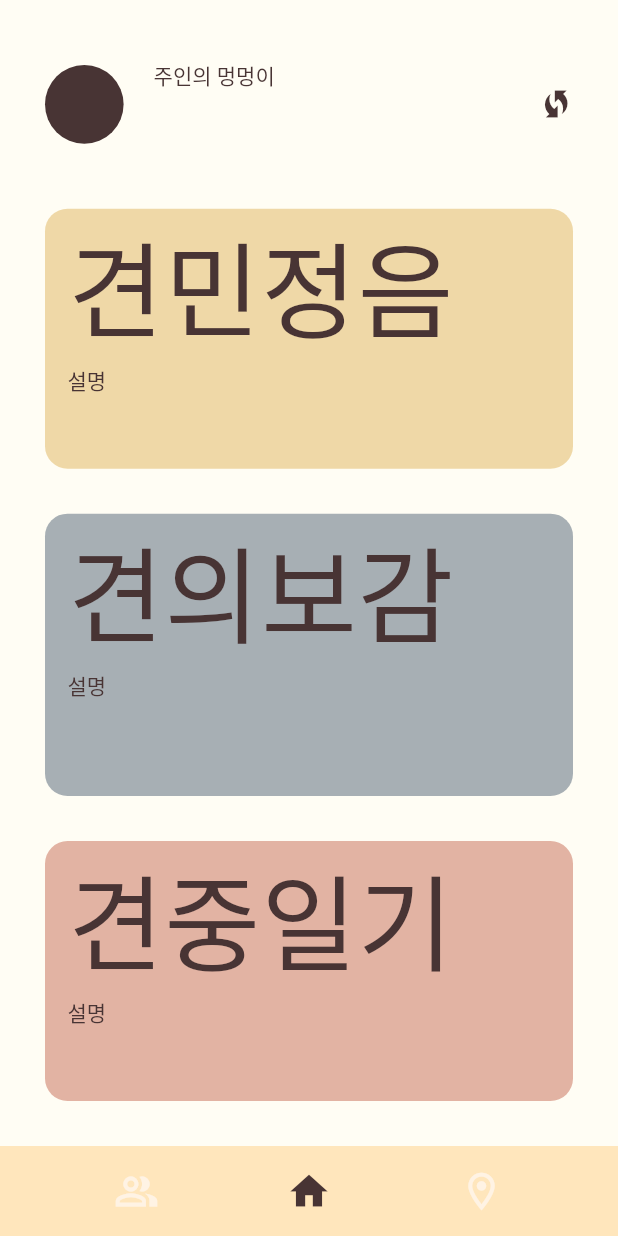
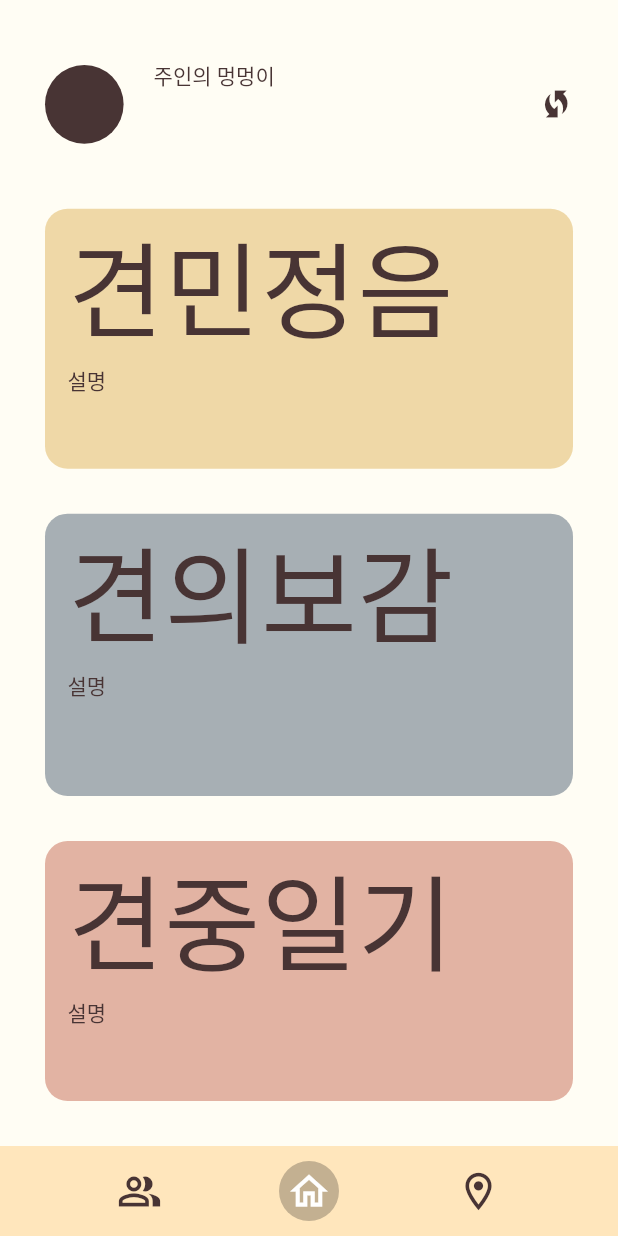
Before and after one commit to TIONBARY/GSSL, a Flutter app: the MainPage screen opened directly, on a phone screen of 412 x 824 dp. Run offline on Flutter 3.47's test engine with Material 2 defaults, Android fonts, the phone set to English and light mode, and no system bars; our stand-ins replace flutter_dotenv, flutter_svg, geolocator, image_picker, permission_handler, webview_flutter; missing offline and left inert: kakaomap_webview; Roboto replaces fonts that are missing (Daehan).

Commit message:
:lipstick: 앱하단바 버튼 수정

```diff
--- a/FrontEnd/lib/components/bottomNavBar.dart
+++ b/FrontEnd/lib/components/bottomNavBar.dart
@@ -11,11 +11,17 @@ import 'package:GSSL/pages/community_page.dart';
 class bottomNavBar extends StatelessWidget {
   const bottomNavBar(
       {Key? key,
+        required this.back_com,
+        required this.back_home,
+        required this.back_loc,
         required this.icon_color_com,
         required this.icon_color_home,
         required this.icon_color_loc,
       }) : super(key: key);
 
+  final back_com;
+  final back_home;
+  final back_loc;
   final icon_color_com;
   final icon_color_home;
   final icon_color_loc;
@@ -29,7 +35,11 @@ class bottomNavBar extends StatelessWidget {
         child: Row(
           mainAxisAlignment: MainAxisAlignment.spaceEvenly,
           children: [
-            IconButton(
+            CircleAvatar(
+              backgroundColor: back_com,
+              radius: 20,
+              child: IconButton(
+                padding: EdgeInsets.zero,
                 icon: Icon(
                   Icons.people_alt_outlined,
                   size: 30,
@@ -42,9 +52,14 @@ class bottomNavBar extends StatelessWidget {
                   );
                 },
               ),
-            IconButton(
+            ),
+            CircleAvatar(
+              backgroundColor: back_home,
+              radius: 20,
+              child: IconButton(
+                padding: EdgeInsets.zero,
                 icon: Icon(
-                Icons.home,
+                  Icons.home_outlined,
                   size: 30,
                   color: icon_color_home, // btnColor,
                 ),
@@ -55,7 +70,12 @@ class bottomNavBar extends StatelessWidget {
                   );
                 },
               ),
-            IconButton(
+            ),
+            CircleAvatar(
+              backgroundColor: back_loc,
+              radius: 20,
+              child: IconButton(
+                padding: EdgeInsets.zero,
                 icon: Icon(
                   Icons.location_on_outlined,
                   size: 30,
@@ -73,6 +93,7 @@ class bottomNavBar extends StatelessWidget {
                   );
                 },
               ),
+            ),
           ],
         ),
       ),
--- a/FrontEnd/lib/pages/main_page.dart
+++ b/FrontEnd/lib/pages/main_page.dart
@@ -76,9 +76,12 @@ class _MainPageState extends State<MainPage> {
         ),
       ),
       bottomNavigationBar: bottomNavBar(
-          icon_color_com: Color(0xFFFFF3E4),
-          icon_color_home: btnColor,
-          icon_color_loc: Color(0xFFFFF3E4)),
+          back_com : pColor,
+          back_home : sColor,
+          back_loc : pColor,
+          icon_color_com: btnColor,
+          icon_color_home: Colors.white,
+          icon_color_loc: btnColor),
     );
   }
 }
--- a/FrontEnd/lib/pages/walk_map.dart
+++ b/FrontEnd/lib/pages/walk_map.dart
@@ -286,9 +286,12 @@ class _KakaoMapTestState extends State<KakaoMapTest> {
             ),
           ),
           bottomNavBar(
-              icon_color_com: Color(0xFFFFF3E4),
-              icon_color_home: Color(0xFFFFF3E4),
-              icon_color_loc: btnColor),
+              back_com : pColor,
+              back_home : pColor,
+              back_loc : sColor,
+              icon_color_com: btnColor,
+              icon_color_home: btnColor,
+              icon_color_loc: Colors.white),
           // ElevatedButton(
           //   child: pressWalkBtn ? Text('산책 종료') : Text('산책 시작'),
           //   onPressed: () {
```
Lines whose indentation alone changed are shown as unchanged.
